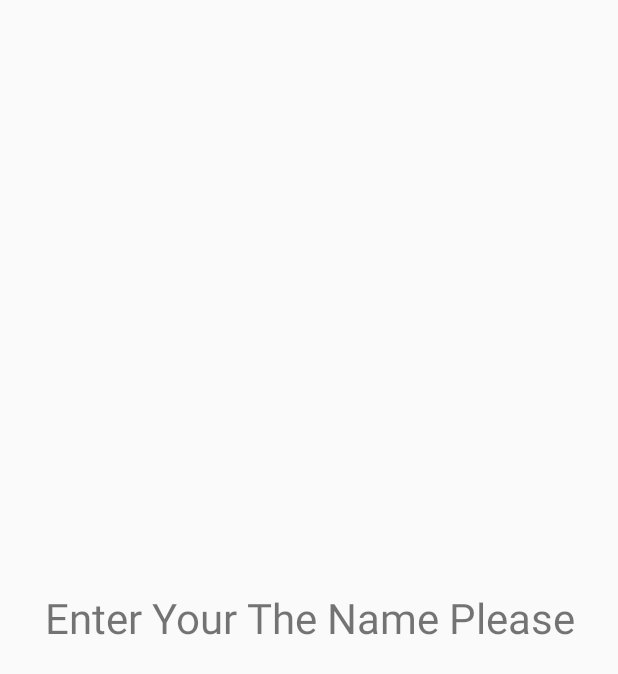
After one commit to NARI1108/TICTAKTOE, an Android app: the layout player_names_dialog.xml on its own in the app's theme, with its tools: preview values and no code run, on a phone screen of 412 x 824 dp. The commit adds this screen. Shown: the top 674 px of the screen. Run offline under Robolectric (Android 15) with nearby library versions, the phone set to English and light mode, and no system bars.

Commit message:
adding a layer activity player_names_dialog.xml to layout and linking to its class at the double_Player.java and adding a title to our dialog at layer player_names_dialog.xml

```diff
--- a/app/src/main/java/com/example/tictactoe/double_Player.java
+++ b/app/src/main/java/com/example/tictactoe/double_Player.java
@@ -18,6 +18,8 @@ public class double_Player extends AppCompatActivity {
         img_0=findViewById(R.id.img_0);  img_1=findViewById(R.id.img_1);  img_2=findViewById(R.id.img_2);
         img_3=findViewById(R.id.img_3);  img_4=findViewById(R.id.img_4);  img_5=findViewById(R.id.img_5);
         img_6=findViewById(R.id.img_6);  img_7=findViewById(R.id.img_7);  img_8=findViewById(R.id.img_8);
-
+        Dialog playerNamesDialog = new Dialog(this);
+        playerNamesDialog.setContentView(R.layout.player_names_dialog);
+        playerNamesDialog.show();
     }
 }
--- /dev/null
+++ b/app/src/main/res/layout/player_names_dialog.xml
@@ -0,0 +1,25 @@
+<?xml version="1.0" encoding="utf-8"?>
+<RelativeLayout xmlns:android="http://schemas.android.com/apk/res/android"
+    android:layout_width="match_parent"
+    android:layout_height="match_parent"
+    android:layout_centerInParent="true"
+    android:visibility="visible"
+    android:id="@+id/PlayerName_layout">
+
+    <RelativeLayout
+        android:layout_width="match_parent"
+        android:layout_height="wrap_content"
+        android:layout_centerInParent="true"
+        android:id="@+id/PlayerName_layout2"
+        android:padding="10dp">
+     <TextView
+         android:id="@+id/txt_title"
+         android:layout_width="wrap_content"
+         android:layout_height="wrap_content"
+         android:text="@string/enter_your_the_name_please"
+         android:gravity="center"
+         android:textSize="28sp"
+         android:layout_centerHorizontal="true"/>
+
+    </RelativeLayout>
+</RelativeLayout>
--- a/app/src/main/res/values/strings.xml
+++ b/app/src/main/res/values/strings.xml
@@ -15,4 +15,5 @@
     <string name="Player_1">Player1</string>
     <string name="Zero_left">0</string>
     <string name="player_2">Player2</string>
+    <string name="enter_your_the_name_please">Enter Your The Name Please</string>
 </resources>
```
